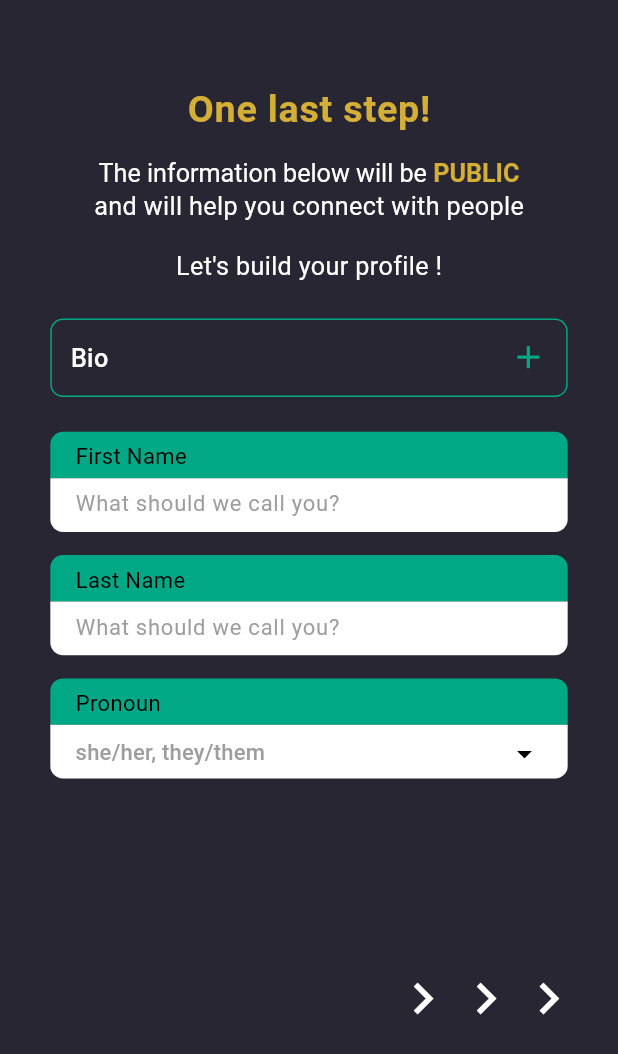
After one commit to arjav1528/Striide-Flutter, a Flutter app: the CompleteProfile2 screen opened directly, on a phone screen of 412 x 824 dp. The commit adds this screen. Shown: the top 1054 px of the screen. Run offline on Flutter 3.47's test engine with Material 3 defaults, Android fonts, the phone set to English and light mode, and no system bars; our stand-ins replace flutter_dotenv, loading_animation_widget, supabase_flutter; accounts and stored records are empty; Roboto replaces fonts that are missing (Nunito).

Commit message:
complete_profile_2.dart prage implemented

```diff
--- a/lib/main.dart
+++ b/lib/main.dart
@@ -2,6 +2,7 @@ import 'package:flutter/material.dart';
 import 'package:flutter_dotenv/flutter_dotenv.dart';
 import 'package:loading_animation_widget/loading_animation_widget.dart';
 import 'package:striide_flutter/screens/complete_profile_1.dart';
+import 'package:striide_flutter/screens/complete_profile_2.dart';
 import 'package:striide_flutter/screens/home.dart';
 import 'package:striide_flutter/screens/login.dart';
 
--- a/lib/screens/complete_profile_1.dart
+++ b/lib/screens/complete_profile_1.dart
@@ -1,5 +1,7 @@
 import 'package:flutter/material.dart';
 import 'package:intl/intl.dart';
+
+import 'complete_profile_2.dart';
 
 class CompleteProfile1 extends StatefulWidget {
   const CompleteProfile1({super.key});
@@ -360,7 +362,7 @@ class _CompleteProfile1State extends State<CompleteProfile1> {
                   alignment: Alignment.centerRight,
                   child: GestureDetector(
                     onTap: termsAccepted ? () {
-                      // You can add navigation to next page here
+                      // Check if required fields are filled
                       if (occupationController.text.isNotEmpty &&
                           selectedGender.isNotEmpty &&
                           selectedDate != null) {
@@ -368,7 +370,29 @@ class _CompleteProfile1State extends State<CompleteProfile1> {
                         print("Occupation: ${occupationController.text}");
                         print("Gender: $selectedGender");
                         print("Birthday: ${birthdayController.text}");
-                        // Navigate to next page
+
+                        // Navigate to CompleteProfile2 with right to left transition
+                        Navigator.of(context).push(
+                          PageRouteBuilder(
+                            pageBuilder: (context, animation, secondaryAnimation) =>
+                              const CompleteProfile2(),
+                            transitionsBuilder: (context, animation, secondaryAnimation, child) {
+                              const begin = Offset(1.0, 0.0);
+                              const end = Offset.zero;
+                              const curve = Curves.easeInOut;
+
+                              var tween = Tween(begin: begin, end: end).chain(
+                                CurveTween(curve: curve)
+                              );
+
+                              return SlideTransition(
+                                position: animation.drive(tween),
+                                child: child,
+                              );
+                            },
+                            transitionDuration: const Duration(milliseconds: 300),
+                          ),
+                        );
                       }
                     } : null,
                     child: Container(
--- /dev/null
+++ b/lib/screens/complete_profile_2.dart
@@ -0,0 +1,403 @@
+import 'package:flutter/material.dart';
+
+class CompleteProfile2 extends StatefulWidget {
+  const CompleteProfile2({super.key});
+
+  @override
+  State<CompleteProfile2> createState() => _CompleteProfile2State();
+}
+
+class _CompleteProfile2State extends State<CompleteProfile2> {
+  final TextEditingController firstNameController = TextEditingController();
+  final TextEditingController lastNameController = TextEditingController();
+  String selectedPronouns = '';
+  bool bioExpanded = false;
+  final TextEditingController bioController = TextEditingController();
+
+  // Pronouns options
+  final List<String> pronounOptions = [
+    'she/her',
+    'they/them',
+    'he/him',
+    'she/they',
+    'he/they',
+    'other'
+  ];
+
+  @override
+  void dispose() {
+    firstNameController.dispose();
+    lastNameController.dispose();
+    bioController.dispose();
+    super.dispose();
+  }
+
+  @override
+  Widget build(BuildContext context) {
+    double heightMultiplier = MediaQuery.of(context).size.height / 852;
+    double widthMultiplier = MediaQuery.of(context).size.width / 393;
+
+    return Scaffold(
+      backgroundColor: const Color(0xFF282632), // Dark background color
+      body: SingleChildScrollView(
+        child: Padding(
+          padding: EdgeInsets.symmetric(
+            horizontal: 24.0 * widthMultiplier,
+            vertical: 16.0 * heightMultiplier
+          ),
+          child: Column(
+            crossAxisAlignment: CrossAxisAlignment.center,
+            children: [
+              SizedBox(height: 40 * heightMultiplier),
+              Text(
+                "One last step!",
+                style: TextStyle(
+                  fontSize: 24 * widthMultiplier,
+                  fontWeight: FontWeight.bold,
+                  color: const Color(0xFFD4AF37), // Gold color
+                  letterSpacing: 0.5
+                ),
+              ),
+              SizedBox(height: 16 * heightMultiplier),
+              RichText(
+                text: TextSpan(
+                  text: 'The information below will be ',
+                  style: TextStyle(
+                    fontSize: 16 * widthMultiplier,
+                    color: Colors.white,
+                    fontFamily: "Nunito"
+                  ),
+                  children: [
+                    TextSpan(
+                      text: 'PUBLIC',
+                      style: TextStyle(
+                        color: const Color(0xFFD4AF37), // Gold color
+                        fontWeight: FontWeight.bold,
+                        fontSize: 16 * widthMultiplier,
+                        fontFamily: "Nunito"
+                      ),
+                    ),
+                  ],
+                ),
+              ),
+              Text(
+                "and will help you connect with people",
+                style: TextStyle(
+                  fontSize: 16 * widthMultiplier,
+                  color: Colors.white,
+                  fontFamily: "Nunito"
+                ),
+              ),
+              SizedBox(height: 16 * heightMultiplier),
+              Text(
+                "Let's build your profile !",
+                style: TextStyle(
+                  fontSize: 16 * widthMultiplier,
+                  color: Colors.white,
+                  fontFamily: "Nunito",
+                ),
+              ),
+              SizedBox(height: 24 * heightMultiplier),
+
+              // Bio Expandable Field
+              GestureDetector(
+                onTap: () {
+                  setState(() {
+                    bioExpanded = !bioExpanded;
+                  });
+                },
+                child: Container(
+                  width: 329 * widthMultiplier,
+                  decoration: BoxDecoration(
+                    borderRadius: BorderRadius.circular(8 * widthMultiplier),
+                    border: Border.all(color: const Color(0xFF00A886), width: 1),
+                  ),
+                  child: Padding(
+                    padding: EdgeInsets.all(12 * widthMultiplier),
+                    child: Row(
+                      mainAxisAlignment: MainAxisAlignment.spaceBetween,
+                      children: [
+                        Text(
+                          "Bio",
+                          style: TextStyle(
+                            fontSize: 16 * widthMultiplier,
+                            color: Colors.white,
+                            fontFamily: "Nunito",
+                            fontWeight: FontWeight.w500,
+                          ),
+                        ),
+                        Icon(
+                          Icons.add,
+                          color: const Color(0xFF00A886),
+                          size: 24 * widthMultiplier,
+                        ),
+                      ],
+                    ),
+                  ),
+                ),
+              ),
+
+              if (bioExpanded)
+                Padding(
+                  padding: EdgeInsets.only(top: 8 * heightMultiplier),
+                  child: Container(
+                    width: 329 * widthMultiplier,
+                    decoration: BoxDecoration(
+                      borderRadius: BorderRadius.circular(8 * widthMultiplier),
+                      color: Colors.white,
+                    ),
+                    child: TextField(
+                      controller: bioController,
+                      maxLines: 5,
+                      decoration: InputDecoration(
+                        hintText: "Write something about yourself...",
+                        hintStyle: TextStyle(color: Colors.grey, fontFamily: "Nunito", fontSize: 14 * widthMultiplier),
+                        border: InputBorder.none,
+                        contentPadding: EdgeInsets.all(16 * widthMultiplier),
+                      ),
+                      style: TextStyle(color: Colors.black, fontFamily: "Nunito", fontSize: 14 * widthMultiplier),
+                    ),
+                  ),
+                ),
+
+              SizedBox(height: 24 * heightMultiplier),
+
+              // First Name Field
+              Container(
+                height: 69*heightMultiplier,
+                width: 329*widthMultiplier,
+                decoration: BoxDecoration(
+                  borderRadius: BorderRadius.circular(8 * widthMultiplier),
+                ),
+                child: Column(
+                  crossAxisAlignment: CrossAxisAlignment.start,
+                  children: [
+                    Container(
+                      height: 32*heightMultiplier,
+                      width: double.infinity,
+                      padding: EdgeInsets.symmetric(horizontal: 16*widthMultiplier, vertical: 6*heightMultiplier),
+                      decoration: BoxDecoration(
+                          borderRadius: BorderRadius.only(
+                              topLeft: Radius.circular(8*widthMultiplier),
+                              topRight: Radius.circular(8*widthMultiplier)
+                          ),
+                          color: Color(0xFF00A886)
+                      ),
+                      child: Text(
+                        "First Name",
+                        style: TextStyle(
+                            color: Colors.black,
+                            fontSize: 14 * widthMultiplier,
+                            fontFamily: "Nunito"
+                        ),
+                      ),
+                    ),
+                    Container(
+                      height: 37*heightMultiplier,
+                      padding: EdgeInsets.symmetric(horizontal: 16*widthMultiplier),
+                      decoration: BoxDecoration(
+                          borderRadius: BorderRadius.only(
+                              bottomLeft: Radius.circular(8*widthMultiplier),
+                              bottomRight: Radius.circular(8*widthMultiplier)
+                          ),
+                          color: Colors.white
+                      ),
+                      child: TextField(
+                        controller: firstNameController,
+                        decoration: InputDecoration(
+
+                          border: InputBorder.none,
+                          hintText: "What should we call you?",
+                          hintStyle: TextStyle(color: Colors.grey,fontFamily: "Nunito", fontSize: 14*widthMultiplier),
+                          // Add these properties to center the text vertically
+                          contentPadding: EdgeInsets.symmetric(vertical: 8*heightMultiplier),
+                          isDense: true,
+                        ),
+                        style: TextStyle(color: Colors.black,fontFamily: "Nunito", fontSize: 14*widthMultiplier),
+                      ),
+                    )
+                  ],
+                ),
+              ),
+              SizedBox(height: 16 * heightMultiplier),
+
+              // Last Name Field
+              Container(
+                height: 69*heightMultiplier,
+                width: 329*widthMultiplier,
+                decoration: BoxDecoration(
+                  borderRadius: BorderRadius.circular(8 * widthMultiplier),
+                ),
+                child: Column(
+                  crossAxisAlignment: CrossAxisAlignment.start,
+                  children: [
+                    Container(
+                      height: 32*heightMultiplier,
+                      width: double.infinity,
+                      padding: EdgeInsets.symmetric(horizontal: 16*widthMultiplier, vertical: 6*heightMultiplier),
+                      decoration: BoxDecoration(
+                          borderRadius: BorderRadius.only(
+                              topLeft: Radius.circular(8*widthMultiplier),
+                              topRight: Radius.circular(8*widthMultiplier)
+                          ),
+                          color: Color(0xFF00A886)
+                      ),
+                      child: Text(
+                        "Last Name",
+                        style: TextStyle(
+                            color: Colors.black,
+                            fontSize: 14 * widthMultiplier,
+                            fontFamily: "Nunito"
+                        ),
+                      ),
+                    ),
+                    Container(
+                      height: 37*heightMultiplier,
+                      padding: EdgeInsets.symmetric(horizontal: 16*widthMultiplier),
+                      decoration: BoxDecoration(
+                          borderRadius: BorderRadius.only(
+                              bottomLeft: Radius.circular(8*widthMultiplier),
+                              bottomRight: Radius.circular(8*widthMultiplier)
+                          ),
+                          color: Colors.white
+                      ),
+                      child: TextField(
+                        controller: lastNameController,
+                        decoration: InputDecoration(
+
+                          border: InputBorder.none,
+                          hintText: "What should we call you?",
+                          hintStyle: TextStyle(color: Colors.grey,fontFamily: "Nunito", fontSize: 14*widthMultiplier),
+                          // Add these properties to center the text vertically
+                          contentPadding: EdgeInsets.symmetric(vertical: 8*heightMultiplier),
+                          isDense: true,
+                        ),
+                        style: TextStyle(color: Colors.black,fontFamily: "Nunito", fontSize: 14*widthMultiplier),
+                      ),
+                    )
+                  ],
+                ),
+              ),
+              SizedBox(height: 16 * heightMultiplier),
+
+              // Pronouns Field
+              Container(
+                height: 69*heightMultiplier,
+                width: 329*widthMultiplier,
+                decoration: BoxDecoration(
+                  borderRadius: BorderRadius.circular(8 * widthMultiplier),
+                ),
+                child: Column(
+                  crossAxisAlignment: CrossAxisAlignment.start,
+                  children: [
+                    Container(
+                      height: 32*heightMultiplier,
+                      width: double.infinity,
+                      padding: EdgeInsets.symmetric(horizontal: 16*widthMultiplier, vertical: 6*heightMultiplier),
+                      decoration: BoxDecoration(
+                          borderRadius: BorderRadius.only(
+                              topLeft: Radius.circular(8*widthMultiplier),
+                              topRight: Radius.circular(8*widthMultiplier)
+                          ),
+                          color: Color(0xFF00A886)
+                      ),
+                      child: Text(
+                        "Pronoun",
+                        style: TextStyle(
+                            color: Colors.black,
+                            fontSize: 14 * widthMultiplier,
+                            fontFamily: "Nunito"
+                        ),
+                      ),
+                    ),
+                    Container(
+                      height: 37*heightMultiplier,
+                      padding: EdgeInsets.symmetric(horizontal: 16*widthMultiplier),
+                      decoration: BoxDecoration(
+                          borderRadius: BorderRadius.only(
+                              bottomLeft: Radius.circular(8*widthMultiplier),
+                              bottomRight: Radius.circular(8*widthMultiplier)
+                          ),
+                          color: Colors.white
+                      ),
+                      child: DropdownButtonHideUnderline(
+                        child: Padding(
+                          padding: EdgeInsets.symmetric(vertical: 8*heightMultiplier),
+                          child: DropdownButton<String>(
+                            value: selectedPronouns.isNotEmpty ? selectedPronouns : null,
+                            hint: Text("she/her, they/them", style: TextStyle(color: Colors.grey,fontFamily: "Nunito", fontSize: 14*widthMultiplier)),
+
+                            isExpanded: true,
+                            icon: Icon(Icons.arrow_drop_down, color: Colors.black),
+                            dropdownColor: Colors.white,
+                            onChanged: (String? newValue) {
+                              setState(() {
+                                selectedPronouns = newValue!;
+                              });
+                            },
+                            items: pronounOptions.map<DropdownMenuItem<String>>((String value) {
+                              return DropdownMenuItem<String>(
+                                value: value,
+                                child: Text(value, style: TextStyle(color: Colors.black,fontFamily: "Nunito", fontSize: 14*widthMultiplier),),
+                              );
+                            }).toList(),
+                          ),
+                        ),
+                      ),
+                    )
+                  ],
+                ),
+              ),
+
+              // Next Button (triple chevron)
+              Padding(
+                padding: EdgeInsets.only(top: 130 * heightMultiplier), // Spacer
+                child: Align(
+                  alignment: Alignment.centerRight,
+                  child: GestureDetector(
+                    onTap: () {
+                      // Check if required fields are filled
+                      if (firstNameController.text.isNotEmpty &&
+                          lastNameController.text.isNotEmpty &&
+                          selectedPronouns.isNotEmpty) {
+                        // Navigate to next page or finish profile setup
+                        print("Public profile information: ");
+                        print("First Name: ${firstNameController.text}");
+                        print("Last Name: ${lastNameController.text}");
+                        print("Pronouns: $selectedPronouns");
+                        print("Bio: ${bioController.text}");
+                      }
+                    },
+                    child: Container(
+                      width: 120 * widthMultiplier,
+                      child: Row(
+                        mainAxisAlignment: MainAxisAlignment.end,
+                        children: [
+                          Icon(
+                            Icons.chevron_right,
+                            size: 40 * widthMultiplier,
+                            color: Colors.white,
+                          ),
+                          Icon(
+                            Icons.chevron_right,
+                            size: 40 * widthMultiplier,
+                            color: Colors.white,
+                          ),
+                          Icon(
+                            Icons.chevron_right,
+                            size: 40 * widthMultiplier,
+                            color: Colors.white,
+                          ),
+                        ],
+                      ),
+                    ),
+                  ),
+                ),
+              ),
+            ],
+          ),
+        ),
+      ),
+    );
+  }
+}
```
